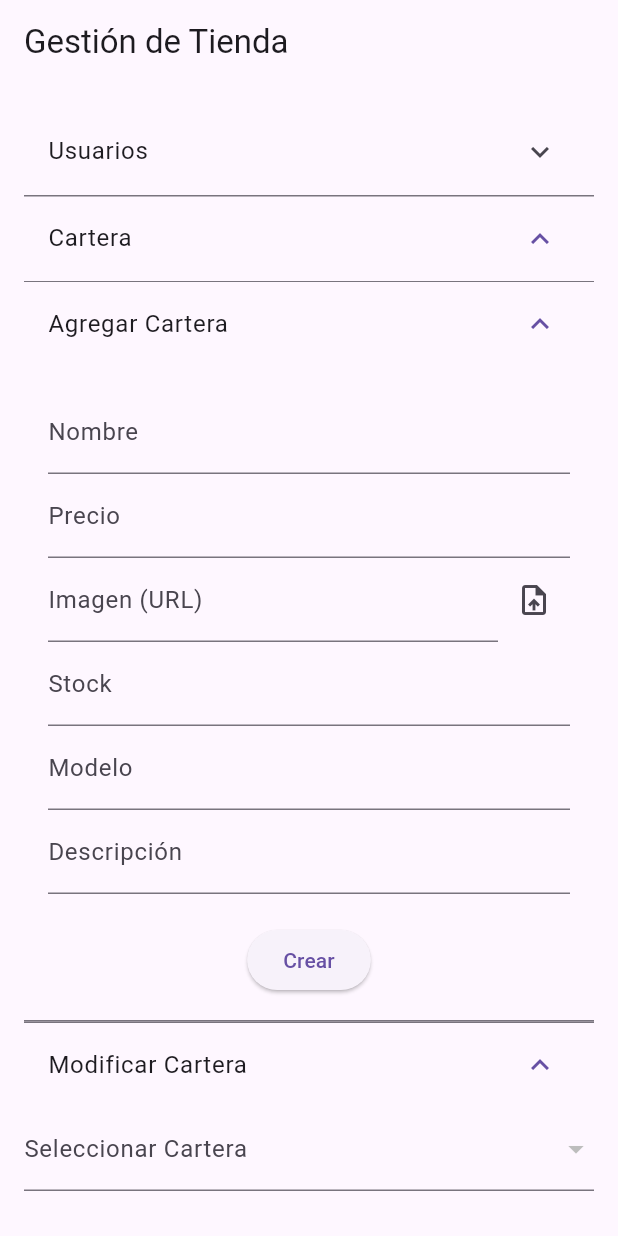
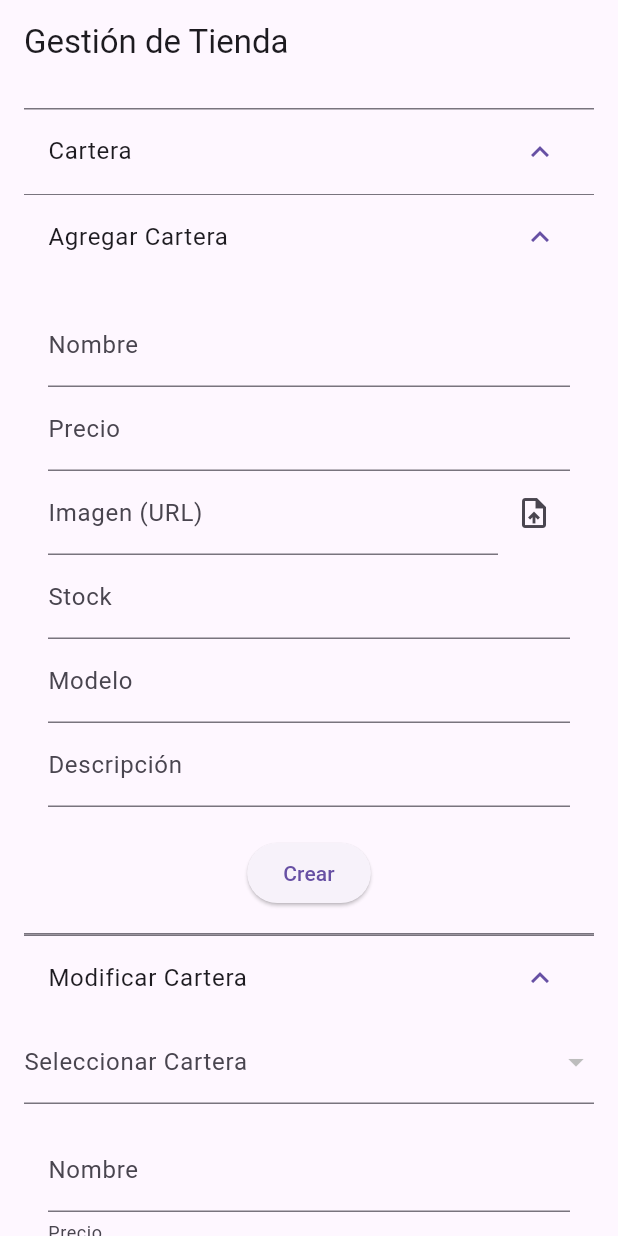
Before and after one commit to Martin-itamar-salvio/ProyectoFinalTP3G2, a Flutter app: the GestionScreen screen opened by its route, after a tap on "Cartera", after a tap on "Agregar Cartera", after a tap on "Modificar Cartera", on a phone screen of 412 x 824 dp. Run offline on Flutter 3.47's test engine with Material 3 defaults, Android fonts, the phone set to English and light mode, and no system bars; our stand-ins replace badges, cloud_firestore, firebase_core, firebase_storage, flutter_riverpod, go_router and 1 more; accounts and stored records are empty.

Commit message:
se completo la pantalla gestion

```diff
--- a/lib/presentations/entities/cartera.dart
+++ b/lib/presentations/entities/cartera.dart
@@ -7,6 +7,7 @@ class Cartera {
   int stock;
   String modelo;
   String descripcion;
+  String? estado;
 
   Cartera({
     required this.nombre,
@@ -15,6 +16,7 @@ class Cartera {
     required this.stock,
     required this.modelo,
     required this.descripcion,
+    this.estado,
   });
 
   factory Cartera.fromFirestore(DocumentSnapshot doc) {
@@ -26,6 +28,7 @@ class Cartera {
       stock: data['stock'] ?? 0,
       modelo: data['modelo'] ?? '',
       descripcion: data['descripcion'] ?? '',
+
     );
   }
 }
--- a/lib/presentations/screens/gestion_screen.dart
+++ b/lib/presentations/screens/gestion_screen.dart
@@ -33,22 +33,20 @@ class _GestionView extends StatelessWidget {
     return ListView(
       padding: const EdgeInsets.all(16.0),
       children: [
-        ExpansionTile(
-          title: const Text('Usuarios'),
-          children: [
-            _buildExpansionTile('Agregar Usuario'),
-            _buildExpansionTile('Modificar Usuario'),
-            _buildExpansionTile('Ocultar Usuario'),
-            _buildExpansionTile('Mostrar Usuario'),
-          ],
-        ),
+        // ExpansionTile(
+        //   title: const Text('Usuarios'),
+        //   children: [
+        //     _buildExpansionTile('Modificar Usuario'),
+        //     _buildExpansionTile('Eliminar Usuario'),
+        //     _buildExpansionTile('Mostrar Usuario'),
+        //   ],
+        // ),
         ExpansionTile(
           title: const Text('Cartera'),
           children: [
             _buildAgregarCartera(context),
             _buildModificarCartera(context),
-            _buildExpansionTile('Eliminar Cartera'),
-            _buildExpansionTile('Mostrar Cartera'),
+            _buildEliminarCartera(context),
           ],
         ),
       ],
@@ -69,8 +67,9 @@ class _GestionView extends StatelessWidget {
     );
   }
 
-  //form crear cartera
 
+
+  //agregar cartera
   Widget _buildAgregarCartera(BuildContext context) {
     final _formKey = GlobalKey<FormState>();
     String nombre = '';
@@ -106,7 +105,8 @@ class _GestionView extends StatelessWidget {
                   children: [
                     Expanded(
                       child: TextFormField(
-                        decoration: const InputDecoration(labelText: 'Imagen (URL)'),
+                        decoration:
+                            const InputDecoration(labelText: 'Imagen (URL)'),
                         onSaved: (value) {
                           imagen = value ?? '';
                         },
@@ -157,7 +157,8 @@ class _GestionView extends StatelessWidget {
                       );
                       createCartera(cartera);
                       ScaffoldMessenger.of(context).showSnackBar(
-                        const SnackBar(content: Text('Cartera creada exitosamente')),
+                        const SnackBar(
+                            content: Text('Cartera creada exitosamente')),
                       );
                     }
                   },
@@ -170,7 +171,7 @@ class _GestionView extends StatelessWidget {
       ],
     );
   }
-  //form modificar cartera
+  //modiciar cartera
   Widget _buildModificarCartera(BuildContext context) {
     final _formKey = GlobalKey<FormState>();
     String nombre = '';
@@ -203,7 +204,9 @@ class _GestionView extends StatelessWidget {
                   }).toList(),
                   onChanged: (value) {
                     if (value != null) {
-                      final selectedCartera = carteras.firstWhere((doc) => doc['nombre'] == value).data() as Map<String, dynamic>;
+                      final selectedCartera = carteras
+                          .firstWhere((doc) => doc['nombre'] == value)
+                          .data() as Map<String, dynamic>;
                       nombre = selectedCartera['nombre'];
                       precio = selectedCartera['precio'].toDouble();
                       imagen = selectedCartera['imagen'];
@@ -212,7 +215,8 @@ class _GestionView extends StatelessWidget {
                       descripcion = selectedCartera['descripcion'];
                     }
                   },
-                  decoration: const InputDecoration(labelText: 'Seleccionar Cartera'),
+                  decoration:
+                      const InputDecoration(labelText: 'Seleccionar Cartera'),
                 ),
                 Padding(
                   padding: const EdgeInsets.all(16.0),
@@ -222,14 +226,16 @@ class _GestionView extends StatelessWidget {
                       children: <Widget>[
                         TextFormField(
                           initialValue: nombre,
-                          decoration: const InputDecoration(labelText: 'Nombre'),
+                          decoration:
+                              const InputDecoration(labelText: 'Nombre'),
                           onSaved: (value) {
                             nombre = value ?? '';
                           },
                         ),
                         TextFormField(
                           initialValue: precio.toString(),
-                          decoration: const InputDecoration(labelText: 'Precio'),
+                          decoration:
+                              const InputDecoration(labelText: 'Precio'),
                           keyboardType: TextInputType.number,
                           onSaved: (value) {
                             precio = double.tryParse(value ?? '0') ?? 0.0;
@@ -240,7 +246,8 @@ class _GestionView extends StatelessWidget {
                             Expanded(
                               child: TextFormField(
                                 initialValue: imagen,
-                                decoration: const InputDecoration(labelText: 'Imagen (URL)'),
+                                decoration: const InputDecoration(
+                                    labelText: 'Imagen (URL)'),
                                 onSaved: (value) {
                                   imagen = value ?? '';
                                 },
@@ -267,14 +274,16 @@ class _GestionView extends StatelessWidget {
                         ),
                         TextFormField(
                           initialValue: modelo,
-                          decoration: const InputDecoration(labelText: 'Modelo'),
+                          decoration:
+                              const InputDecoration(labelText: 'Modelo'),
                           onSaved: (value) {
                             modelo = value ?? '';
                           },
                         ),
                         TextFormField(
                           initialValue: descripcion,
-                          decoration: const InputDecoration(labelText: 'Descripción'),
+                          decoration:
+                              const InputDecoration(labelText: 'Descripción'),
                           onSaved: (value) {
                             descripcion = value ?? '';
                           },
@@ -294,7 +303,9 @@ class _GestionView extends StatelessWidget {
                               );
                               updateCarteraByName(nombre, cartera);
                               ScaffoldMessenger.of(context).showSnackBar(
-                                const SnackBar(content: Text('Cartera modificada exitosamente')),
+                                const SnackBar(
+                                    content: Text(
+                                        'Cartera modificada exitosamente')),
                               );
                             }
                           },
@@ -311,6 +322,76 @@ class _GestionView extends StatelessWidget {
       ],
     );
   }
+  //eliminar cartera
+  Widget _buildEliminarCartera(BuildContext context) {
+    final _formKey = GlobalKey<FormState>();
+    String nombre = '';
+
+    return ExpansionTile(
+      title: const Text('Eliminar Cartera'),
+      children: <Widget>[
+        Padding(
+          padding: const EdgeInsets.all(16.0),
+          child: Form(
+            key: _formKey,
+            child: Column(
+              children: <Widget>[
+                StreamBuilder<QuerySnapshot>(
+                  stream: FirebaseFirestore.instance
+                      .collection('Carteras')
+                      .snapshots(),
+                  builder: (context, snapshot) {
+                    if (!snapshot.hasData) {
+                      return const Center(child: CircularProgressIndicator());
+                    }
+
+                    final carteras = snapshot.data!.docs;
+
+                    return DropdownButtonFormField<String>(
+                      items: carteras.map((doc) {
+                        return DropdownMenuItem<String>(
+                          value: doc['nombre'],
+                          child: Text(doc['nombre']),
+                        );
+                      }).toList(),
+                      onChanged: (value) {
+                        if (value != null) {
+                          nombre = value;
+                        }
+                      },
+                      decoration: const InputDecoration(
+                          labelText: 'Seleccionar Cartera'),
+                      validator: (value) {
+                        if (value == null || value.isEmpty) {
+                          return 'Por favor, selecciona una cartera';
+                        }
+                        return null;
+                      },
+                    );
+                  },
+                ),
+                const SizedBox(height: 20),
+                ElevatedButton(
+                  onPressed: () {
+                    if (_formKey.currentState?.validate() ?? false) {
+                      _formKey.currentState?.save();
+                      // Llamar al método para ocultar la cartera
+                      deleteCartera(nombre);
+                      ScaffoldMessenger.of(context).showSnackBar(
+                        const SnackBar(
+                            content: Text('Cartera marcada como eliminada')),
+                      );
+                    }
+                  },
+                  child: const Text('Eliminar'),
+                ),
+              ],
+            ),
+          ),
+        ),
+      ],
+    );
+  }
 
   Future<String?> uploadImage() async {
     final ImagePicker picker = ImagePicker();
@@ -321,10 +402,13 @@ class _GestionView extends StatelessWidget {
     }
 
     final String fileName = DateTime.now().millisecondsSinceEpoch.toString();
-    final Reference storageRef = FirebaseStorage.instance.ref().child('carteras/$fileName');
+    final Reference storageRef =
+        FirebaseStorage.instance.ref().child('carteras/$fileName');
     final UploadTask uploadTask = storageRef.putFile(File(image.path));
     final TaskSnapshot taskSnapshot = await uploadTask;
 
     return await taskSnapshot.ref.getDownloadURL();
   }
+
+  void ocultarCartera(String nombre) {}
 }
```
Also changed, not shown: lib/services/firebase_services.dart (+18 -0 lines).
